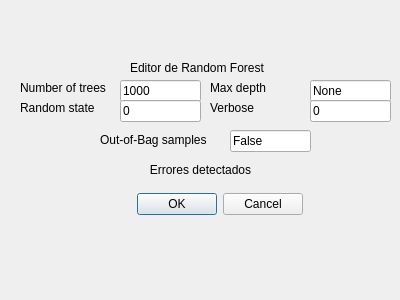
40CompilerErrors/Proyecto2, file Resources/UI/DialogRandomForest.ui: the form before one commit.
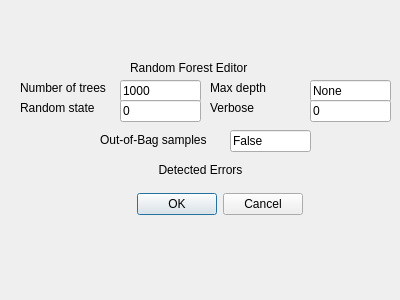
The form after the commit.

What changed in the file:
```diff
--- a/Resources/UI/DialogRandomForest.ui
+++ b/Resources/UI/DialogRandomForest.ui
@@ -23,7 +23,7 @@
     </rect>
    </property>
    <property name="text">
-    <string>Editor de Random Forest</string>
+    <string>Random Forest Editor </string>
    </property>
   </widget>
   <widget class="QLineEdit" name="dialog_estimators_RF">
@@ -182,7 +182,7 @@
     </rect>
    </property>
    <property name="text">
-    <string>Errores detectados</string>
+    <string>Detected Errors</string>
    </property>
    <property name="alignment">
     <set>Qt::AlignCenter</set>
```
